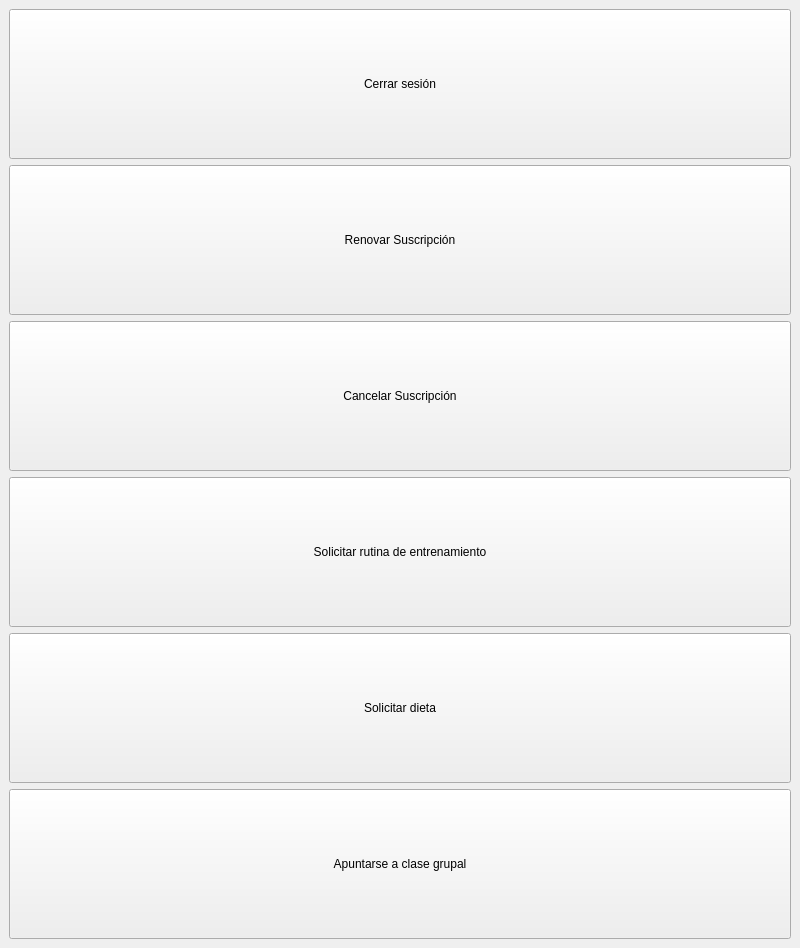
This is src/vista/ui/PanelPrincipalSocioPre.ui in OscaarMG/campasgym as Qt 5 draws it before an edit. The edited form follows.
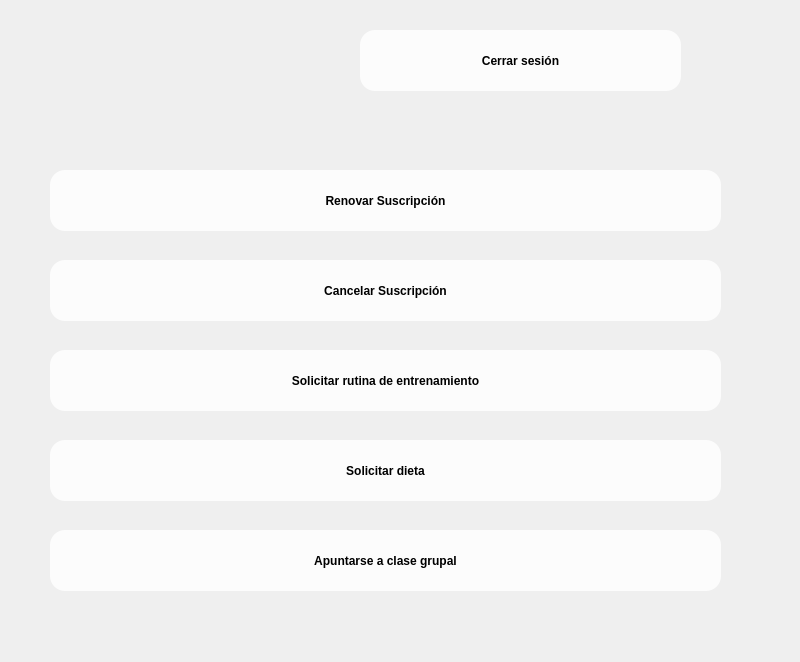
This is the edited form. Icons and pictures are not drawn.

What changed in the file:
```diff
--- a/src/vista/ui/PanelPrincipalSocioPre.ui
+++ b/src/vista/ui/PanelPrincipalSocioPre.ui
@@ -7,95 +7,226 @@
     <x>0</x>
     <y>0</y>
     <width>800</width>
-    <height>600</height>
+    <height>662</height>
    </rect>
   </property>
   <property name="windowTitle">
    <string>MainWindow</string>
   </property>
   <widget class="QWidget" name="centralwidget">
-   <layout class="QVBoxLayout" name="verticalLayout">
-    <item>
      <widget class="QPushButton" name="pushButtonCerrar">
+    <property name="geometry">
+     <rect>
+      <x>360</x>
+      <y>30</y>
+      <width>321</width>
+      <height>61</height>
+     </rect>
+    </property>
       <property name="minimumSize">
        <size>
-        <width>0</width>
-        <height>150</height>
-       </size>
-      </property>
+      <width>321</width>
+      <height>61</height>
+     </size>
+    </property>
+    <property name="styleSheet">
+     <string notr="true">background-color: rgba(255, 255, 255, 210);
+text-decoration: underline;
+font: 8pt &quot;MS Shell Dlg 2&quot;;
+font: 12pt &quot;MS Shell Dlg 2&quot;;
+border: none;
+border-radius: 15px; 
+color: black;
+font-weight: bold;
+text-decoration: none;
+</string>
+    </property>
       <property name="text">
        <string>Cerrar sesión</string>
       </property>
      </widget>
-    </item>
-    <item>
-     <widget class="QPushButton" name="pushButtonRenovar">
-      <property name="minimumSize">
-       <size>
-        <width>0</width>
-        <height>150</height>
-       </size>
-      </property>
-      <property name="text">
-       <string>Renovar Suscripción</string>
-      </property>
-     </widget>
-    </item>
-    <item>
      <widget class="QPushButton" name="pushButtonCancelar">
+    <property name="geometry">
+     <rect>
+      <x>50</x>
+      <y>260</y>
+      <width>671</width>
+      <height>61</height>
+     </rect>
+    </property>
       <property name="minimumSize">
        <size>
-        <width>0</width>
-        <height>150</height>
-       </size>
-      </property>
+      <width>671</width>
+      <height>61</height>
+     </size>
+    </property>
+    <property name="styleSheet">
+     <string notr="true">background-color: rgba(255, 255, 255, 210);
+text-decoration: underline;
+font: 8pt &quot;MS Shell Dlg 2&quot;;
+font: 12pt &quot;MS Shell Dlg 2&quot;;
+border: none;
+border-radius: 15px; 
+color: black;
+font-weight: bold;
+text-decoration: none;
+</string>
+    </property>
       <property name="text">
        <string>Cancelar Suscripción</string>
       </property>
      </widget>
-    </item>
-    <item>
      <widget class="QPushButton" name="pushButtonRutina">
+    <property name="geometry">
+     <rect>
+      <x>50</x>
+      <y>350</y>
+      <width>671</width>
+      <height>61</height>
+     </rect>
+    </property>
       <property name="minimumSize">
        <size>
-        <width>0</width>
-        <height>150</height>
-       </size>
-      </property>
+      <width>671</width>
+      <height>61</height>
+     </size>
+    </property>
+    <property name="styleSheet">
+     <string notr="true">background-color: rgba(255, 255, 255, 210);
+text-decoration: underline;
+font: 8pt &quot;MS Shell Dlg 2&quot;;
+font: 12pt &quot;MS Shell Dlg 2&quot;;
+border: none;
+border-radius: 15px; 
+color: black;
+font-weight: bold;
+text-decoration: none;
+</string>
+    </property>
       <property name="text">
        <string>Solicitar rutina de entrenamiento</string>
       </property>
      </widget>
-    </item>
-    <item>
      <widget class="QPushButton" name="pushButtonDieta">
+    <property name="geometry">
+     <rect>
+      <x>50</x>
+      <y>440</y>
+      <width>671</width>
+      <height>61</height>
+     </rect>
+    </property>
       <property name="minimumSize">
        <size>
-        <width>0</width>
-        <height>150</height>
-       </size>
-      </property>
+      <width>671</width>
+      <height>61</height>
+     </size>
+    </property>
+    <property name="styleSheet">
+     <string notr="true">background-color: rgba(255, 255, 255, 210);
+text-decoration: underline;
+font: 8pt &quot;MS Shell Dlg 2&quot;;
+font: 12pt &quot;MS Shell Dlg 2&quot;;
+border: none;
+border-radius: 15px; 
+color: black;
+font-weight: bold;
+text-decoration: none;
+</string>
+    </property>
       <property name="text">
        <string>Solicitar dieta</string>
       </property>
      </widget>
-    </item>
-    <item>
      <widget class="QPushButton" name="pushButtonClase">
+    <property name="geometry">
+     <rect>
+      <x>50</x>
+      <y>530</y>
+      <width>671</width>
+      <height>61</height>
+     </rect>
+    </property>
       <property name="minimumSize">
        <size>
-        <width>0</width>
-        <height>150</height>
-       </size>
-      </property>
+      <width>671</width>
+      <height>61</height>
+     </size>
+    </property>
+    <property name="styleSheet">
+     <string notr="true">background-color: rgba(255, 255, 255, 210);
+text-decoration: underline;
+font: 8pt &quot;MS Shell Dlg 2&quot;;
+font: 12pt &quot;MS Shell Dlg 2&quot;;
+border: none;
+border-radius: 15px; 
+color: black;
+font-weight: bold;
+text-decoration: none;
+</string>
+    </property>
       <property name="text">
        <string>Apuntarse a clase grupal</string>
       </property>
      </widget>
-    </item>
-   </layout>
-  </widget>
- </widget>
- <resources/>
+   <widget class="QPushButton" name="pushButtonRenovar">
+    <property name="geometry">
+     <rect>
+      <x>50</x>
+      <y>170</y>
+      <width>671</width>
+      <height>61</height>
+     </rect>
+    </property>
+    <property name="minimumSize">
+     <size>
+      <width>671</width>
+      <height>61</height>
+     </size>
+    </property>
+    <property name="styleSheet">
+     <string notr="true">background-color: rgba(255, 255, 255, 210);
+text-decoration: underline;
+font: 8pt &quot;MS Shell Dlg 2&quot;;
+font: 12pt &quot;MS Shell Dlg 2&quot;;
+border: none;
+border-radius: 15px; 
+color: black;
+font-weight: bold;
+text-decoration: none;
+</string>
+    </property>
+    <property name="text">
+     <string>Renovar Suscripción</string>
+    </property>
+   </widget>
+   <widget class="QLabel" name="label">
+    <property name="geometry">
+     <rect>
+      <x>-4</x>
+      <y>-8</y>
+      <width>901</width>
+      <height>671</height>
+     </rect>
+    </property>
+    <property name="styleSheet">
+     <string notr="true">border-image: url(:/src/vista/imagenes/logo.png);</string>
+    </property>
+    <property name="text">
+     <string/>
+    </property>
+   </widget>
+   <zorder>label</zorder>
+   <zorder>pushButtonCerrar</zorder>
+   <zorder>pushButtonCancelar</zorder>
+   <zorder>pushButtonRutina</zorder>
+   <zorder>pushButtonDieta</zorder>
+   <zorder>pushButtonClase</zorder>
+   <zorder>pushButtonRenovar</zorder>
+  </widget>
+ </widget>
+ <resources>
+  <include location="../../../recursos.qrc"/>
+ </resources>
  <connections/>
 </ui>
```
Lines whose indentation alone changed are shown as unchanged.
